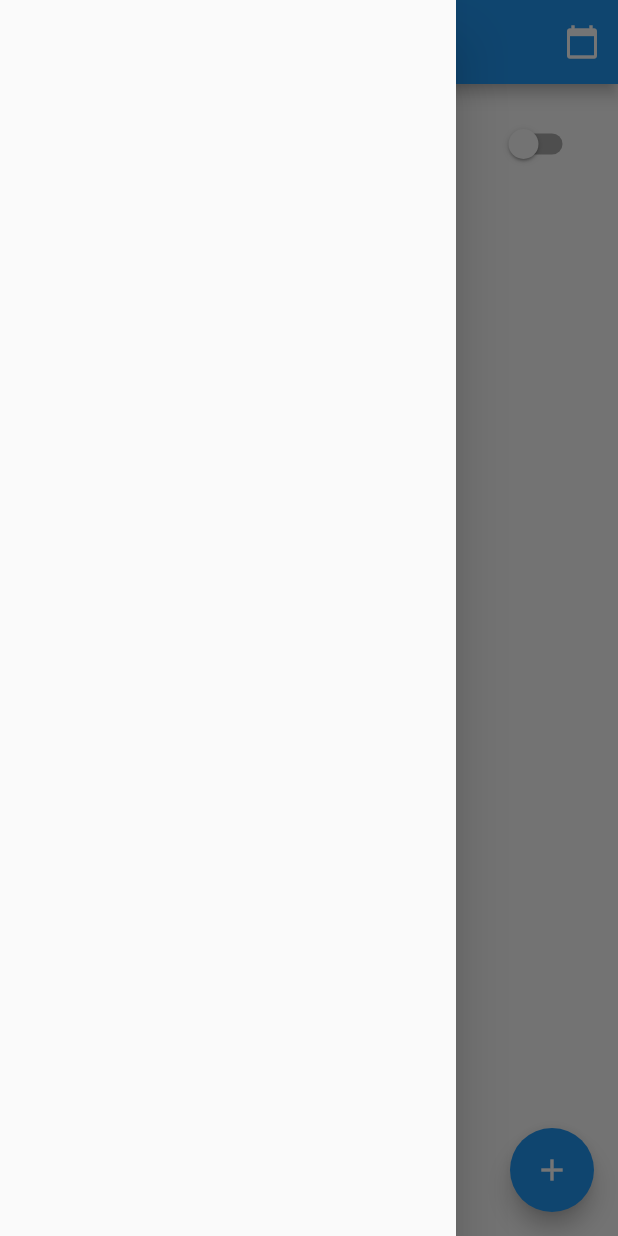
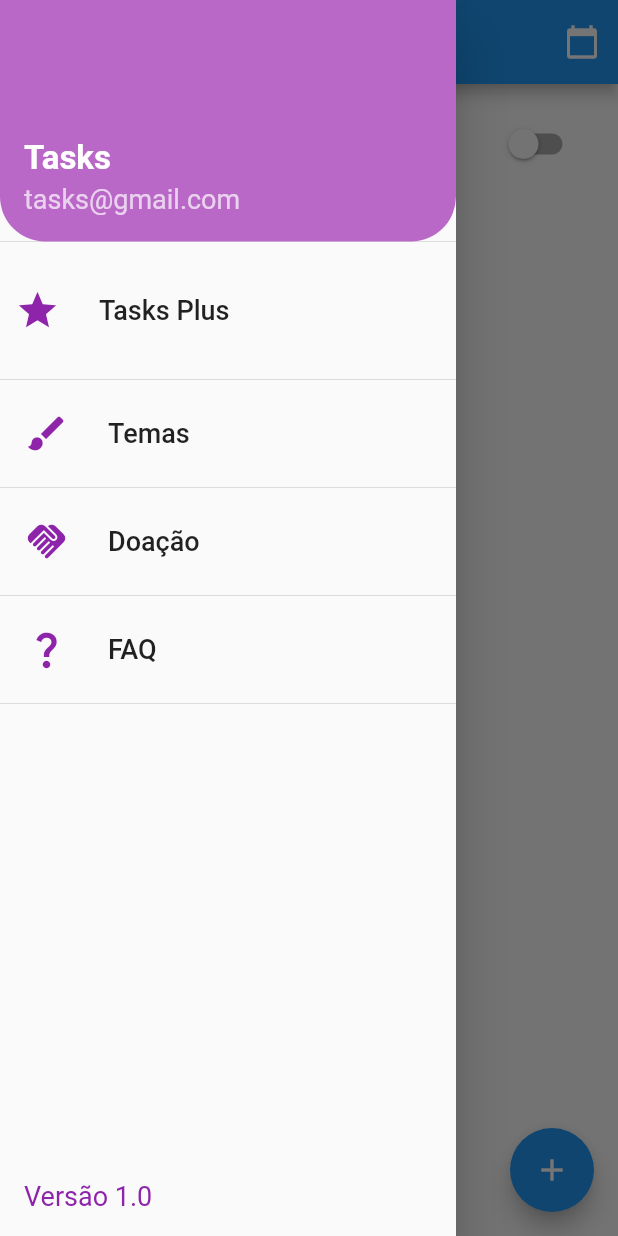
Before and after one commit to eduardoandd/todo_list, a Flutter app: the screen it shows after launch, with the side drawer open, on a phone screen of 412 x 824 dp. Run offline on Flutter 3.47's test engine with Material 2 defaults, Android fonts, the light colour scheme and no system bars; our stand-ins replace calendar_date_picker2, cloud_firestore, firebase_analytics, firebase_core, firebase_messaging, flutter_holo_date_picker and 2 more; missing offline and left inert: day_night_time_picker; accounts and stored records are empty.

Commit message:
estilizando o drawer

```diff
--- a/lib/pages/todo_page.dart
+++ b/lib/pages/todo_page.dart
@@ -17,6 +17,7 @@
 
 import '../model/todo_model.dart';
 import '../repositories/todo_repositories.dart';
+import '../shared/widgets/custom_drawer_widget.dart';
 
 class TodoPage extends StatefulWidget {
   const TodoPage({Key? key}) : super(key: key);
@@ -88,7 +89,7 @@
           });
         },
       ),
-      drawer: Drawer(),
+      drawer: CustomDrawerWidget(),
       floatingActionButton: FloatingActionButton(
         child: const Icon(Icons.add),
         onPressed: () async {
--- /dev/null
+++ b/lib/shared/widgets/custom_drawer_widget.dart
@@ -0,0 +1,99 @@
+// ignore_for_file: prefer_const_constructors, prefer_const_literals_to_create_immutables
+
+import 'package:flutter/material.dart';
+import 'package:flutter/src/foundation/key.dart';
+import 'package:flutter/src/widgets/framework.dart';
+
+class CustomDrawerWidget extends StatefulWidget {
+  const CustomDrawerWidget({Key? key}) : super(key: key);
+
+  @override
+  State<CustomDrawerWidget> createState() => _CustomDrawerWidgetState();
+}
+
+class _CustomDrawerWidgetState extends State<CustomDrawerWidget> {
+  @override
+  Widget build(BuildContext context) {
+    return Drawer(
+      child: Column(
+        crossAxisAlignment: CrossAxisAlignment.start,
+        children: [
+          UserAccountsDrawerHeader(
+            accountName: Text("Tasks",
+                style: TextStyle(
+                    fontSize: 22,
+                    fontWeight: FontWeight.bold,
+                    color: Colors.white)),
+            accountEmail: Text(
+              "tasks@gmail.com",
+              style: TextStyle(color: Colors.white70, fontSize: 18),
+            ),
+            decoration: BoxDecoration(
+                color: Colors.purple.shade300,
+                borderRadius: BorderRadius.only(
+                  bottomLeft: Radius.circular(30),
+                  bottomRight: Radius.circular(30),
+                )),
+          ),
+          ListTile(
+            contentPadding: EdgeInsets.symmetric(vertical: 10, horizontal: 10),
+            leading: Icon(
+              Icons.star,
+              size: 30,
+              color: Colors.purple.shade600,
+            ),
+            title: Text("Tasks Plus",
+                style: TextStyle(fontSize: 18, fontWeight: FontWeight.w500)),
+            onTap: () {},
+          ),
+          Divider(),
+          ListTile(
+            leading: Icon(
+              Icons.brush,
+              size: 30,
+              color: Colors.purple.shade600,
+            ),
+            title: Text("Temas",
+                style: TextStyle(fontSize: 18, fontWeight: FontWeight.w500)),
+            onTap: () {},
+          ),
+          Divider(),
+          ListTile(
+            leading: Icon(
+              Icons.handshake_rounded,
+              size: 30,
+              color: Colors.purple.shade600,
+            ),
+            title: Text("Doação",
+                style: TextStyle(fontSize: 18, fontWeight: FontWeight.w500)),
+            onTap: () {},
+          ),
+          Divider(),
+          ListTile(
+            leading: Icon(
+              Icons.question_mark,
+              size: 30,
+              color: Colors.purple.shade600,
+            ),
+            title: Text("FAQ",
+                style: TextStyle(fontSize: 18, fontWeight: FontWeight.w500)),
+            onTap: () {},
+          ),
+          Divider(),
+          Spacer(),
+          Padding(
+            padding: const EdgeInsets.all(16.0),
+            child: Text("Versão 1.0", style: TextStyle(
+              fontSize: 18,
+              color: Colors.purple.shade600,
+              fontWeight: FontWeight.w400
+
+            ),),
+          ),
+
+
+        ],
+      ),
+    );
+  }
+}
--- a/pubspec.yaml
+++ b/pubspec.yaml
@@ -42,6 +42,7 @@
   day_night_time_picker: ^1.3.1
   calendar_date_picker2: ^1.1.8
   flutter_holo_date_picker: ^1.1.1
+  google_fonts: ^4.0.4
 
 
 
```
Also changed, not shown: pubspec.lock.
